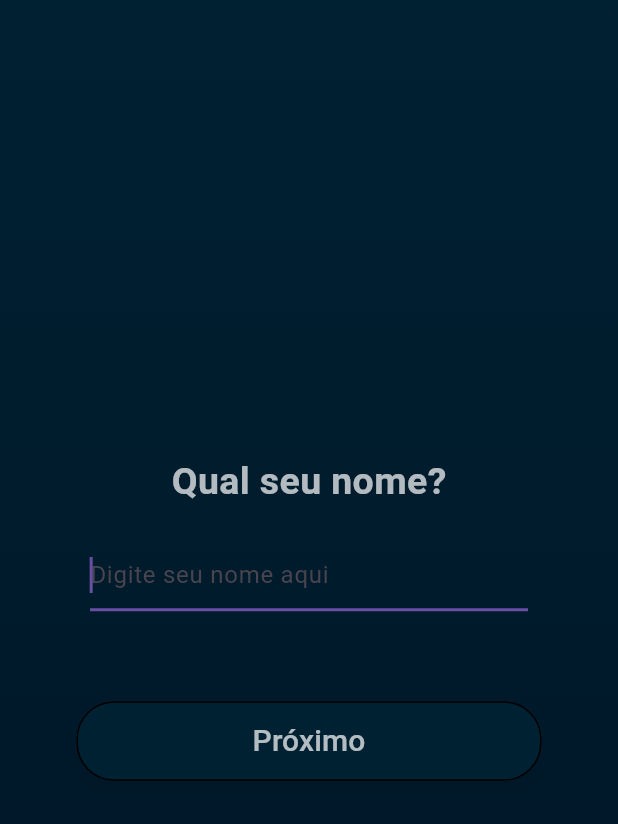
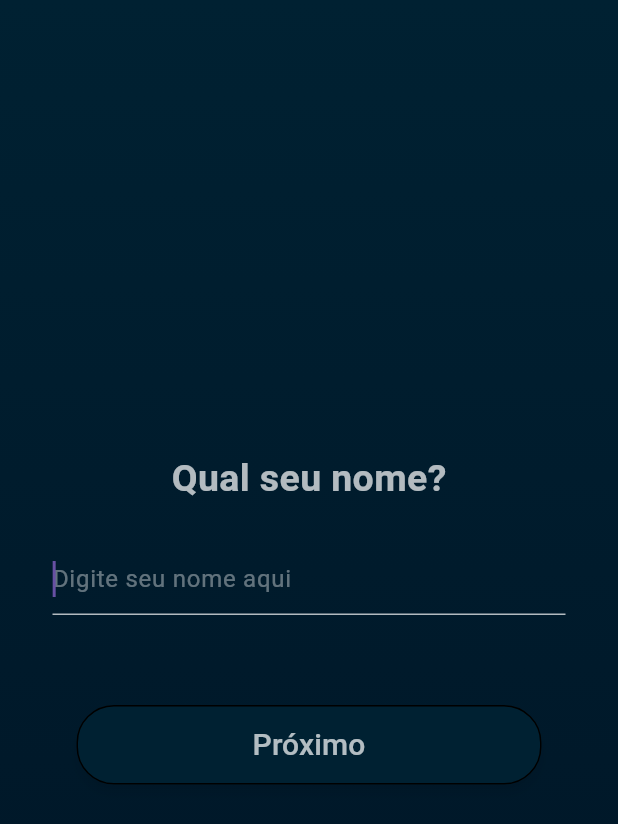
Before and after one commit to Vitor-Ribe/ti_maromba, a Flutter app: the screen it shows after launch, after a tap on "Próximo", on a phone screen of 412 x 824 dp. Shown: the top 824 px of the screen. Run offline on Flutter 3.47's test engine with Material 3 defaults, Android fonts, the light colour scheme and no system bars; our stand-ins replace carousel_slider, curved_navigation_bar, sqflite, table_calendar; accounts and stored records are empty.

Commit message:
Salvamento do login no bd

```diff
--- a/lib/app/database/db_script.dart
+++ b/lib/app/database/db_script.dart
@@ -1,9 +1,12 @@
-
+import 'package:sqflite/sqflite.dart';
+import 'package:path/path.dart';
 
 final createTableUser = '''
   CREATE TABLE user(
     id INTEGER PRIMARY KEY AUTOINCREMENT,
     nome TEXT NOT NULL,
+    sexo TEXT NOT NULL,
+    nascimento TEXT NOT NULL,
     telefone TEXT,
     email TEXT,
     peso REAL,
@@ -11,3 +14,14 @@ final createTableUser = '''
     url_avatar TEXT
   )
 ''';
+
+Future<Database> openAppDatabase() async {
+  final path = join(await getDatabasesPath(), 'app.db');
+  return await openDatabase(
+    path,
+    version: 1,
+    onCreate: (db, version) async {
+      await db.execute(createTableUser);
+    },
+  );
+}
--- a/lib/app/modelos/user.dart
+++ b/lib/app/modelos/user.dart
@@ -1,28 +1,33 @@
-// Classe que modela o usuário
 class User {
   int? id;
   String nome;
   String? telefone;
+  DateTime nascimento;  // DateTime aqui
+  String sexo;
   String? email;
   double? peso;
   double? altura;
   String? urlAvatar;
 
-  // Construtor
   User({
+    this.id,
     required this.nome,
     this.telefone,
+    required this.nascimento,
+    required this.sexo,
     this.email,
     this.peso,
     this.altura,
-    this.urlAvatar
+    this.urlAvatar,
   });
 
-  // Mapeamento para o banco de dados (Coluna a ser inserida, valor a ser inserido)
   Map<String, dynamic> toMap() {
     return {
+      'id': id,
       'nome': nome,
       'telefone': telefone,
+      'nascimento': nascimento.toIso8601String(), // salva como string ISO
+      'sexo': sexo,
       'email': email,
       'peso': peso,
       'altura': altura,
@@ -30,5 +35,17 @@ class User {
     };
   }
 
-
+  factory User.fromMap(Map<String, dynamic> map) {
+    return User(
+      id: map['id'] as int?,
+      nome: map['nome'] as String,
+      telefone: map['telefone'] as String?,
+      nascimento: DateTime.parse(map['nascimento'] as String), // converte string para DateTime
+      sexo: map['sexo'] as String,
+      email: map['email'] as String?,
+      peso: map['peso'] != null ? (map['peso'] as num).toDouble() : null,
+      altura: map['altura'] != null ? (map['altura'] as num).toDouble() : null,
+      urlAvatar: map['url_avatar'] as String?,
+    );
+  }
 }
--- a/lib/main.dart
+++ b/lib/main.dart
@@ -1,6 +1,7 @@
 import 'package:flutter/material.dart';
 import 'package:curved_navigation_bar/curved_navigation_bar.dart';
 import 'package:flutter/services.dart';
+import 'package:sqflite/sqflite.dart';
 import 'package:ti_maromba/pages/calendar_page.dart';
 import 'package:ti_maromba/pages/config_page.dart';
 import 'package:ti_maromba/pages/data_page.dart';
@@ -8,7 +9,11 @@ import 'package:ti_maromba/pages/home_page.dart';
 import 'package:ti_maromba/pages/login/login_steps_page.dart';
 import 'package:ti_maromba/res/colors.dart';
 
-void main() {
+import 'app/database/db_script.dart';
+
+void main() async {
+  WidgetsFlutterBinding.ensureInitialized(); // obrigatório para uso async no main()
+
   // deixar barra de notificação com icones em branco
   SystemChrome.setSystemUIOverlayStyle(
     SystemUiOverlayStyle(
@@ -18,26 +23,30 @@ void main() {
     ),
   );
 
-  runApp(const MyApp());
+  final db = await openAppDatabase();
+  final count = Sqflite.firstIntValue(
+      await db.rawQuery('SELECT COUNT(*) FROM user'),
+  ) ?? 0;
+
+  runApp(MyApp(
+    initialRoute: count == 0 ? '/login' : '/main',
+  ));
 }
 
 class MyApp extends StatelessWidget {
-  const MyApp({super.key});
+  final String initialRoute;
 
-  // This widget is the root of your application.
+  const MyApp({required this.initialRoute, super.key});
+
   @override
   Widget build(BuildContext context) {
     return MaterialApp(
-      debugShowCheckedModeBanner: false, // remove banner
-
-      // rota inicial
-      initialRoute: '/login',
-
-      // mapa das rotas disponiveis
+      debugShowCheckedModeBanner: false,
+      initialRoute: initialRoute,
       routes: {
-        '/login': (context) => LoginStepsPage(),
-        '/main': (context) => MyHomePage() // tela inicial
-      }
+        '/login': (context) => const LoginStepsPage(),
+        '/main': (context) => const MyHomePage(),
+      },
     );
   }
 }
--- a/lib/pages/login/steps/step_birth_gender.dart
+++ b/lib/pages/login/steps/step_birth_gender.dart
@@ -5,6 +5,11 @@ import 'steps_base.dart';
 class StepBirthGender extends StepBase {
   const StepBirthGender({super.key, required super.ctrl, required super.onNext});
 
+  @override
+  State<StepBirthGender> createState() => _StepBirthGenderState();
+}
+
+class _StepBirthGenderState extends State<StepBirthGender> {
   @override
   Widget build(BuildContext context) {
     return Column(
@@ -19,7 +24,7 @@ class StepBirthGender extends StepBase {
               color: Colors.white70,
               fontWeight: FontWeight.bold
           ),
-          textAlign: TextAlign.center
+          textAlign: TextAlign.center,
         ),
 
         const SizedBox(height: 25),
@@ -31,12 +36,12 @@ class StepBirthGender extends StepBase {
             foregroundColor: Colors.white,
             shadowColor: Colors.black38,
             elevation: 3,
-            padding: EdgeInsets.symmetric(horizontal: 24, vertical: 12),
+            padding: const EdgeInsets.symmetric(horizontal: 24, vertical: 12),
             shape: RoundedRectangleBorder(
               borderRadius: BorderRadius.circular(25),
             ),
-            side: BorderSide(color: Colors.black), // borda
-            minimumSize: Size(200, 50),
+            side: const BorderSide(color: Colors.black), // borda
+            minimumSize: const Size(200, 50),
           ),
           onPressed: () async {
             final d = await showDatePicker(
@@ -45,20 +50,20 @@ class StepBirthGender extends StepBase {
               firstDate: DateTime(1900),
               lastDate: DateTime.now(),
             );
-            if (d != null) ctrl.nascimento = d;
+            if (d != null) {
+              setState(() {
+                widget.ctrl.nascimento = d;
+              });
+            }
           },
           child: const Text(
             'Escolher data',
-              style: TextStyle(
-                fontSize: 16,
+            style: TextStyle(fontSize: 16),
+            textAlign: TextAlign.center,
           ),
-              textAlign: TextAlign.center
-          )
         ),
 
-
         const SizedBox(height: 80),
-
 
         // Texto
         const Text(
@@ -68,7 +73,7 @@ class StepBirthGender extends StepBase {
               color: Colors.white70,
               fontWeight: FontWeight.bold
           ),
-          textAlign: TextAlign.center
+          textAlign: TextAlign.center,
         ),
 
         const SizedBox(height: 25),
@@ -81,10 +86,9 @@ class StepBirthGender extends StepBase {
               _radio('M', 'Masculino'),
               _radio('F', 'Feminino'),
               _radio('O', 'Outro'),
-            ]
+            ],
           ),
         ),
-
 
         const SizedBox(height: 80),
 
@@ -95,40 +99,43 @@ class StepBirthGender extends StepBase {
             foregroundColor: Colors.white,
             shadowColor: Colors.black38,
             elevation: 3,
-              padding: EdgeInsets.symmetric(horizontal: 24, vertical: 12),
+            padding: const EdgeInsets.symmetric(horizontal: 24, vertical: 12),
             shape: RoundedRectangleBorder(
               borderRadius: BorderRadius.circular(25),
             ),
-              side: BorderSide(color: Colors.black), // borda
-              minimumSize: Size(310, 50),
+            side: const BorderSide(color: Colors.black),
+            minimumSize: const Size(310, 50),
           ),
-            onPressed: onNext,
+          onPressed: widget.onNext,
           child: const Text(
             'Próximo',
-              style: TextStyle(
-                  fontSize: 20,
-                  color: Colors.white70
+            style: TextStyle(fontSize: 20, color: Colors.white70),
           ),
-            )
-        )
-      ]
+        ),
+      ],
     );
   }
 
-  Widget _radio(String value, String label) => Row(children: [
+  Widget _radio(String value, String label) {
+    return Row(
+      children: [
         Radio<String>(
           value: value,
-      groupValue: ctrl.sexo,
-      onChanged: (v) => ctrl.sexo = v ?? '',
+          groupValue: widget.ctrl.sexo,
+          onChanged: (v) {
+            setState(() {
+              widget.ctrl.sexo = v ?? '';
+            });
+          },
         ),
-
-
         Text(
           label,
-      style: TextStyle(
+          style: const TextStyle(
             color: Colors.white70,
-        fontSize: 18
+            fontSize: 18,
           ),
-    )
-  ]);
+        ),
+      ],
+    );
   }
+}
--- a/lib/pages/login/steps/step_height.dart
+++ b/lib/pages/login/steps/step_height.dart
@@ -6,53 +6,68 @@ class StepHeight extends StepBase {
   const StepHeight({super.key, required super.ctrl, required super.onNext});
 
   @override
+  State<StepHeight> createState() => _StepHeightState();
+}
+
+class _StepHeightState extends State<StepHeight> {
+  @override
   Widget build(BuildContext context) {
-    return Center(
+    return Padding(
+      padding: const EdgeInsets.all(35.0),
       child: Column(
         mainAxisAlignment: MainAxisAlignment.center,
         children: [
-          const Text('Qual a sua Altura?', style: TextStyle(fontSize: 25, color: Colors.white70, fontWeight: FontWeight.bold), textAlign: TextAlign.center,),
-
-          Padding(
-            padding: const EdgeInsets.symmetric(horizontal: 60, vertical: 20),
-            child: TextField(
-              style: TextStyle(
-                  color: Colors.white70
-              ),
-              decoration: InputDecoration(
-                hintText: 'Digite sua altura em metros. Ex: 1.80'
-              ),
-              keyboardType: TextInputType.number,
-              onChanged: (v) => ctrl.altura = double.tryParse(v) ?? 0,
+          const Text(
+            'Qual a sua Altura?',
+            style: TextStyle(
+              fontSize: 25,
+              color: Colors.white70,
+              fontWeight: FontWeight.bold,
             ),
+            textAlign: TextAlign.center,
           ),
 
-          const SizedBox(height: 40),
+          const SizedBox(height: 25),
 
-          // Botão de próximo
+          TextField(
+            style: const TextStyle(color: Colors.white70),
+            decoration: const InputDecoration(
+              hintText: 'Digite sua altura em metros. Ex: 1.80',
+              hintStyle: TextStyle(color: Colors.white38),
+              enabledBorder: UnderlineInputBorder(
+                borderSide: BorderSide(color: Colors.white24),
+              ),
+              focusedBorder: UnderlineInputBorder(
+                borderSide: BorderSide(color: Colors.white70),
+              ),
+            ),
+            keyboardType: TextInputType.number,
+            onChanged: (v) => widget.ctrl.altura = double.tryParse(v) ?? 0,
+          ),
+
+          const SizedBox(height: 60),
+
           ElevatedButton(
             style: ElevatedButton.styleFrom(
               backgroundColor: AppColors.backgroundVariant1,
               foregroundColor: Colors.white,
               shadowColor: Colors.black38,
               elevation: 3,
-              padding: EdgeInsets.symmetric(horizontal: 24, vertical: 12),
+              padding: const EdgeInsets.symmetric(horizontal: 24, vertical: 12),
               shape: RoundedRectangleBorder(
                 borderRadius: BorderRadius.circular(25),
               ),
-              side: BorderSide(color: Colors.black), // borda
-              minimumSize: Size(360, 50),
+              side: const BorderSide(color: Colors.black),
+              minimumSize: const Size(360, 50),
             ),
-            onPressed: onNext,
+            onPressed: widget.onNext,
             child: const Text(
               'Próximo',
-              style: TextStyle(
-                  fontSize: 20,
-                  color: Colors.white70
-              ),
-            )
-          )
-      ]),
+              style: TextStyle(fontSize: 20, color: Colors.white70),
+            ),
+          ),
+        ],
+      ),
     );
   }
 }
--- a/lib/pages/login/steps/step_name.dart
+++ b/lib/pages/login/steps/step_name.dart
@@ -6,8 +6,14 @@ class StepName extends StepBase {
   const StepName({super.key, required super.ctrl, required super.onNext});
 
   @override
+  State<StepName> createState() => _StepNameState();
+}
+
+class _StepNameState extends State<StepName> {
+  @override
   Widget build(BuildContext context) {
-    return Center(
+    return Padding(
+      padding: const EdgeInsets.all(35.0),
       child: Column(
         mainAxisAlignment: MainAxisAlignment.center,
         children: [
@@ -16,51 +22,50 @@ class StepName extends StepBase {
             style: TextStyle(
               fontSize: 25,
               color: Colors.white70,
-              fontWeight: FontWeight.bold
-            )
-          ),
-
-
-          Padding(
-            padding: const EdgeInsets.symmetric(horizontal: 60, vertical: 20),
-            child: TextField(
-              style: TextStyle(
-                color: Colors.white70
-              ),
-              decoration: InputDecoration(
-                hintText: 'Digite seu nome aqui'
-              ),
-              autofocus: true,
-              onChanged: (v) => ctrl.nome = v,
+              fontWeight: FontWeight.bold,
             ),
           ),
 
-          const SizedBox(height: 40),
+          const SizedBox(height: 25),
 
-          // Botão de próximo
+          TextField(
+            style: const TextStyle(color: Colors.white70),
+            decoration: const InputDecoration(
+              hintText: 'Digite seu nome aqui',
+              hintStyle: TextStyle(color: Colors.white38),
+              enabledBorder: UnderlineInputBorder(
+                borderSide: BorderSide(color: Colors.white24),
+              ),
+              focusedBorder: UnderlineInputBorder(
+                borderSide: BorderSide(color: Colors.white70),
+              ),
+            ),
+            autofocus: true,
+            onChanged: (v) => widget.ctrl.nome = v,
+          ),
+
+          const SizedBox(height: 60),
+
           ElevatedButton(
             style: ElevatedButton.styleFrom(
               backgroundColor: AppColors.backgroundVariant1,
               foregroundColor: Colors.white,
               shadowColor: Colors.black38,
               elevation: 3,
-              padding: EdgeInsets.symmetric(horizontal: 24, vertical: 12),
+              padding: const EdgeInsets.symmetric(horizontal: 24, vertical: 12),
               shape: RoundedRectangleBorder(
                 borderRadius: BorderRadius.circular(25),
               ),
-              side: BorderSide(color: Colors.black), // borda
-              minimumSize: Size(310, 50),
+              side: const BorderSide(color: Colors.black),
+              minimumSize: const Size(310, 50),
             ),
-            onPressed: onNext,
+            onPressed: widget.onNext,
             child: const Text(
               'Próximo',
-              style: TextStyle(
-                  fontSize: 20,
-                  color: Colors.white70
-              ),
-            )
-          )
-        ]
+              style: TextStyle(fontSize: 20, color: Colors.white70),
+            ),
+          ),
+        ],
       ),
     );
   }
--- a/lib/pages/login/steps/step_weight.dart
+++ b/lib/pages/login/steps/step_weight.dart
@@ -6,53 +6,68 @@ class StepWeight extends StepBase {
   const StepWeight({super.key, required super.ctrl, required super.onNext});
 
   @override
+  State<StepWeight> createState() => _StepWeightState();
+}
+
+class _StepWeightState extends State<StepWeight> {
+  @override
   Widget build(BuildContext context) {
-    return Center(
+    return Padding(
+      padding: const EdgeInsets.all(35.0),
       child: Column(
         mainAxisAlignment: MainAxisAlignment.center,
         children: [
-          const Text('Qual o seu peso?', style: TextStyle(fontSize: 25, color: Colors.white70, fontWeight: FontWeight.bold), textAlign: TextAlign.center,),
-
-          Padding(
-            padding: const EdgeInsets.symmetric(horizontal: 60, vertical: 20),
-            child: TextField(
-              style: TextStyle(
-                  color: Colors.white70
-              ),
-              decoration: InputDecoration(
-                  hintText: 'Digite seu peso em Kg Ex: 75.4'
-              ),
-              keyboardType: TextInputType.number,
-              onChanged: (v) => ctrl.peso = double.tryParse(v) ?? 0,
+          const Text(
+            'Qual o seu peso?',
+            style: TextStyle(
+              fontSize: 25,
+              color: Colors.white70,
+              fontWeight: FontWeight.bold,
             ),
+            textAlign: TextAlign.center,
           ),
 
-          const SizedBox(height: 40),
+          const SizedBox(height: 25),
 
-          // Botão de próximo
+          TextField(
+            style: const TextStyle(color: Colors.white70),
+            decoration: const InputDecoration(
+              hintText: 'Digite seu peso em Kg. Ex: 75.4',
+              hintStyle: TextStyle(color: Colors.white38),
+              enabledBorder: UnderlineInputBorder(
+                borderSide: BorderSide(color: Colors.white24),
+              ),
+              focusedBorder: UnderlineInputBorder(
+                borderSide: BorderSide(color: Colors.white70),
+              ),
+            ),
+            keyboardType: TextInputType.number,
+            onChanged: (v) => widget.ctrl.peso = double.tryParse(v) ?? 0,
+          ),
+
+          const SizedBox(height: 60),
+
           ElevatedButton(
             style: ElevatedButton.styleFrom(
               backgroundColor: AppColors.backgroundVariant1,
               foregroundColor: Colors.white,
               shadowColor: Colors.black38,
               elevation: 3,
-              padding: EdgeInsets.symmetric(horizontal: 24, vertical: 12),
+              padding: const EdgeInsets.symmetric(horizontal: 24, vertical: 12),
               shape: RoundedRectangleBorder(
                 borderRadius: BorderRadius.circular(25),
               ),
-              side: BorderSide(color: Colors.black), // borda
-              minimumSize: Size(360, 50),
+              side: const BorderSide(color: Colors.black),
+              minimumSize: const Size(360, 50),
             ),
-            onPressed: onNext,
+            onPressed: widget.onNext,
             child: const Text(
               'Próximo',
-              style: TextStyle(
-                  fontSize: 20,
-                  color: Colors.white70
-              ),
-            )
-          )
-        ]),
+              style: TextStyle(fontSize: 20, color: Colors.white70),
+            ),
+          ),
+        ],
+      ),
     );
   }
 }
--- a/lib/pages/login/steps/step_welcome.dart
+++ b/lib/pages/login/steps/step_welcome.dart
@@ -5,6 +5,11 @@ import 'steps_base.dart';
 class StepWelcome extends StepBase {
   const StepWelcome({super.key, required super.ctrl, required super.onNext});
 
+  @override
+  State<StepWelcome> createState() => _StepWelcomeState();
+}
+
+class _StepWelcomeState extends State<StepWelcome> {
   @override
   Widget build(BuildContext context) {
     return Padding(
@@ -21,13 +26,12 @@ class StepWelcome extends StepBase {
 
           // Boas-vindas
           const Text(
-              'Bem-Vindo(a) ao TI Maromba',
-              style: TextStyle(
-                fontSize: 35,
-                color: Colors.white70,
-                fontWeight: FontWeight.bold,
-
-              )
+            'Bem-Vindo(a) ao TI Maromba',
+            style: TextStyle(
+              fontSize: 35,
+              color: Colors.white70,
+              fontWeight: FontWeight.bold,
+            ),
           ),
 
           const SizedBox(height: 40),
@@ -39,23 +43,24 @@ class StepWelcome extends StepBase {
               foregroundColor: Colors.white,
               shadowColor: Colors.black38,
               elevation: 3,
-              padding: EdgeInsets.symmetric(horizontal: 24, vertical: 12),
+              padding: const EdgeInsets.symmetric(horizontal: 24, vertical: 12),
               shape: RoundedRectangleBorder(
                 borderRadius: BorderRadius.circular(25),
               ),
-              side: BorderSide(color: Colors.black), // borda
-              minimumSize: Size(360, 50),
+              side: const BorderSide(color: Colors.black), // borda
+              minimumSize: const Size(360, 50),
             ),
-            onPressed: onNext,
+            onPressed: widget.onNext,
             child: const Text(
               'Próximo',
               style: TextStyle(
                 fontSize: 20,
-                color: Colors.white70
+                color: Colors.white70,
               ),
-            )
-          )
-      ]),
+            ),
+          ),
+        ],
+      ),
     );
   }
 }
--- a/lib/pages/login/steps/steps_base.dart
+++ b/lib/pages/login/steps/steps_base.dart
@@ -3,8 +3,12 @@ import '../login_controller.dart';
 
 typedef OnNext = void Function();
 
-abstract class StepBase extends StatelessWidget {
+abstract class StepBase extends StatefulWidget {
   final LoginController ctrl;
   final OnNext onNext;
+
   const StepBase({required this.ctrl, required this.onNext, super.key});
+
+  @override
+  State<StepBase> createState(); // obrigatório
 }
```
Also changed, not shown: lib/app/database/DAOs/user_dao.dart (+20 -4 lines), lib/pages/home_page.dart (+107 -50 lines), lib/pages/login/login_page.dart (deleted, +0 -18 lines), lib/pages/login/login_steps_page.dart (+19 -2 lines). Lines whose indentation alone changed are shown as unchanged.
